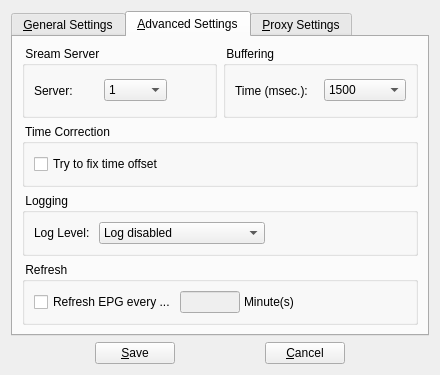
Old version of the form vlc-record/csettingsdlg.ui in the repository code-google-com/vlc-record.
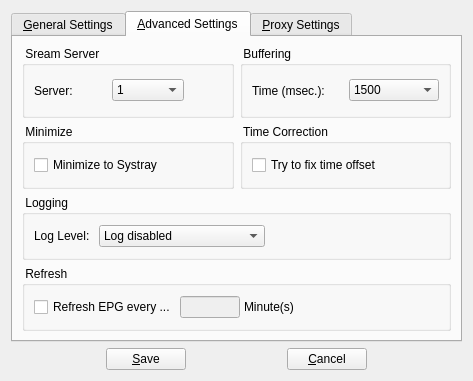
New version of the form. The open tabs and pages were chosen to show the change. Icons and pictures are not drawn.

Commit message: - hide to systray - timer record active - better handle file save Dialog - don't block play / record, if no timer record has time to go

Patch:
```diff
--- a/vlc-record/csettingsdlg.ui
+++ b/vlc-record/csettingsdlg.ui
@@ -6,8 +6,8 @@
    <rect>
     <x>0</x>
     <y>0</y>
-    <width>440</width>
-    <height>340</height>
+    <width>473</width>
+    <height>381</height>
    </rect>
   </property>
   <property name="windowTitle">
@@ -380,6 +380,24 @@
         </layout>
        </item>
        <item>
+        <layout class="QHBoxLayout" name="hLayoutTimeSystray">
+         <item>
+          <widget class="QGroupBox" name="groupSystray">
+           <property name="title">
+            <string> Minimize </string>
+           </property>
+           <layout class="QHBoxLayout" name="horizontalLayout_10">
+            <item>
+             <widget class="QCheckBox" name="checkHideToSystray">
+              <property name="text">
+               <string>Minimize to Systray</string>
+              </property>
+             </widget>
+            </item>
+           </layout>
+          </widget>
+         </item>
+         <item>
         <widget class="QGroupBox" name="groupFixTime">
          <property name="title">
           <string> Time Correction </string>
@@ -394,6 +412,8 @@
           </item>
          </layout>
         </widget>
+         </item>
+        </layout>
        </item>
        <item>
         <widget class="QGroupBox" name="groupLogging">
```
Lines whose indentation alone changed are shown as unchanged. The commit also changes 18 other files.
